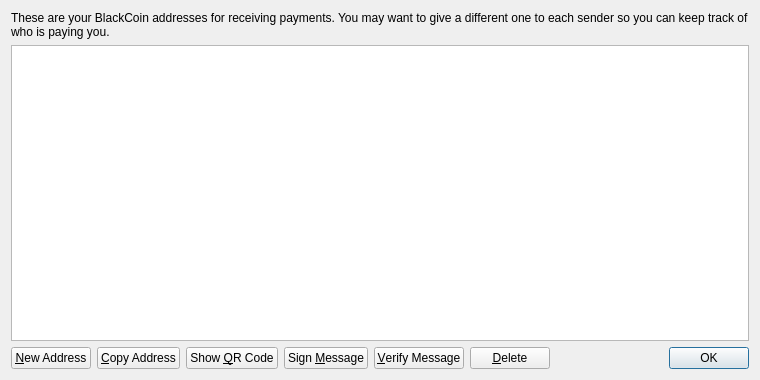
The window that src/qt/forms/addressbookpage.ui (bogatyrov/valorbit) describes before a commit, drawn with Qt 5.
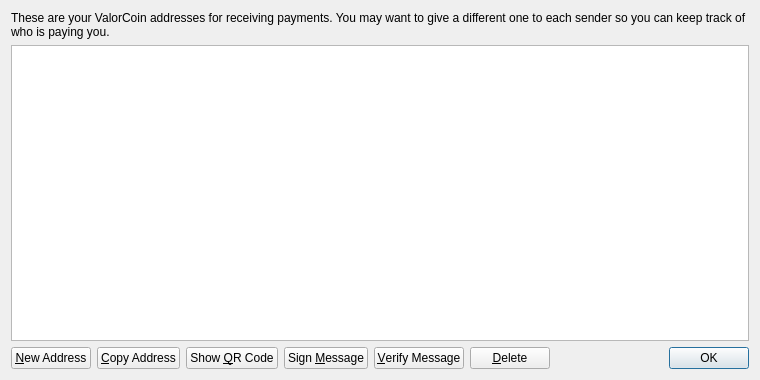
The same window after the commit.

Commit message: Initial coin morphing

What changed in the file:
```diff
--- a/src/qt/forms/addressbookpage.ui
+++ b/src/qt/forms/addressbookpage.ui
@@ -17,7 +17,7 @@
    <item>
     <widget class="QLabel" name="labelExplanation">
      <property name="text">
-      <string>These are your BlackCoin addresses for receiving payments. You may want to give a different one to each sender so you can keep track of who is paying you.</string>
+      <string>These are your ValorCoin addresses for receiving payments. You may want to give a different one to each sender so you can keep track of who is paying you.</string>
      </property>
      <property name="textFormat">
       <enum>Qt::PlainText</enum>
```
Left out of the diff: 4 changed lines with no effect on the pictures. The commit also changes 114 other files.
